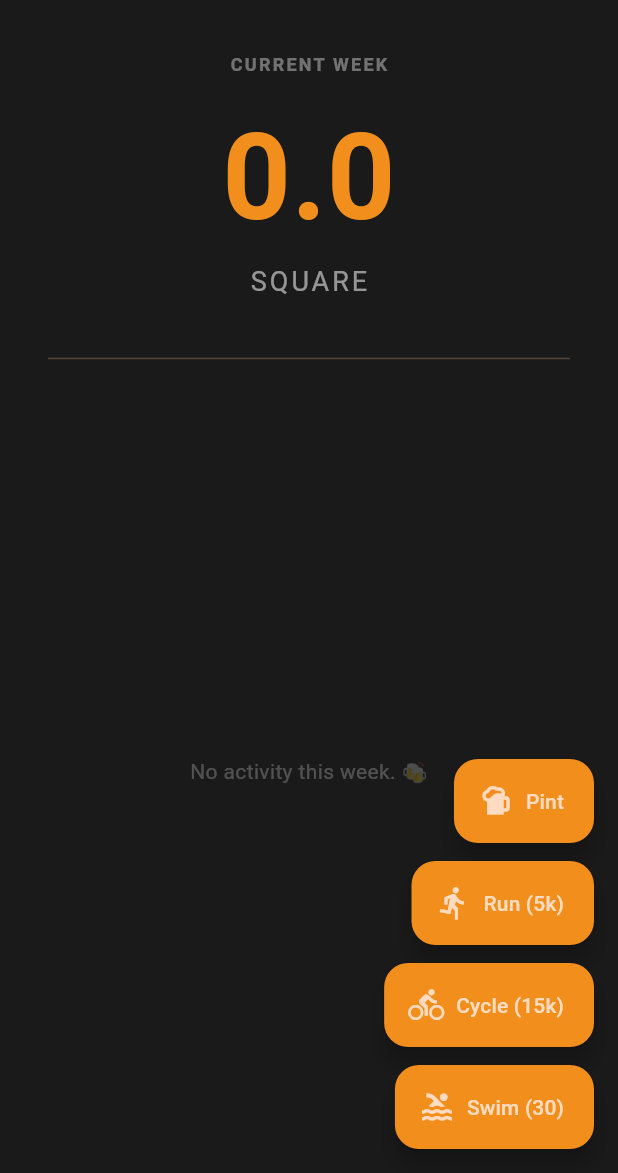
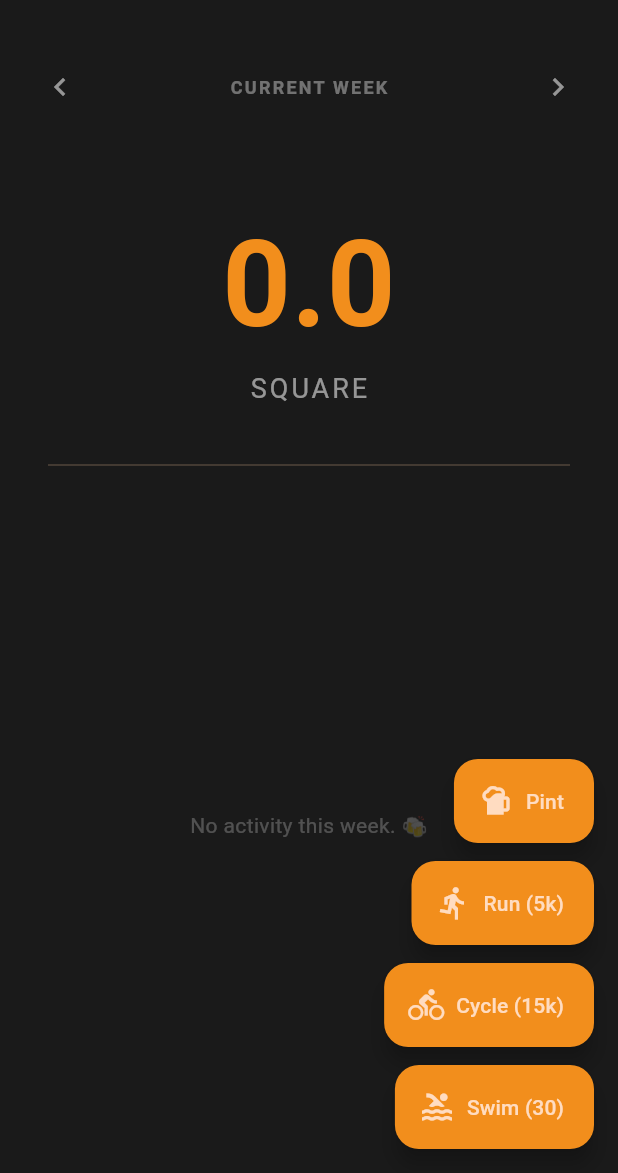
Before and after one commit to jemmy8oy-northstar/earnyourbeers, a Flutter app: the screen it shows after launch, on a phone screen of 412 x 824 dp, the part 63-1236 px from its top. Run offline on Flutter 3.47's test engine with Material 3 defaults, Android fonts, the phone set to English and light mode, and no system bars; our stand-ins replace drift; accounts and stored records are empty; generated files the repository leaves out were written again; statements that could not run were skipped.

Commit message:
Improve UX with weekly swiper feature - arrows to indicate swiping either way

```diff
--- a/lib/ui/screens/dashboard_screen.dart
+++ b/lib/ui/screens/dashboard_screen.dart
@@ -13,17 +13,57 @@ class DashboardScreen extends StatefulWidget {
 }
 
 class _DashboardScreenState extends State<DashboardScreen> {
+  late PageController _pageController;
+  int _currentPageIndex = 0;
+
+  @override
+  void initState() {
+    super.initState();
+    _pageController = PageController();
+  }
+
+  @override
+  void dispose() {
+    _pageController.dispose();
+    super.dispose();
+  }
+
+  void _onPageChanged(int index) {
+    setState(() {
+      _currentPageIndex = index;
+    });
+  }
+
+  void _goNextWeek() {
+    if (_currentPageIndex > 0) {
+      _pageController.previousPage(
+        duration: const Duration(milliseconds: 300),
+        curve: Curves.easeInOut,
+      );
+    }
+  }
+
+  void _goPreviousWeek() {
+    _pageController.nextPage(
+      duration: const Duration(milliseconds: 300),
+      curve: Curves.easeInOut,
+    );
+  }
+
   @override
   Widget build(BuildContext context) {
     // Stage 2: Use Weekly Balance logic with Time Travel
     final state = context.watch<AppState>();
 
-    // PageView logic
-    // Index 0 = Current Week
-    // Index 1 = Last Week
-    // ...
-    // We want [Past (1)] [Current (0)], and we show 0. We swipe Right to see 1.
-    // PageView(reverse: true) does exactly this. Index 0 is right-most. Index 1 is to the left.
+    // Calculate Date range for header
+    // Index 0 = Current, Index 1 = Last week
+    final now = state.simulatedNow;
+    final pageNow = now.subtract(Duration(days: 7 * _currentPageIndex));
+    final monday = pageNow.subtract(Duration(days: pageNow.weekday - 1));
+    final dateStr = '${monday.day}/${monday.month}';
+    final headerText = _currentPageIndex == 0
+        ? 'CURRENT WEEK'
+        : 'WEEK OF $dateStr';
 
     return Scaffold(
       appBar: AppBar(
@@ -47,14 +87,49 @@ class _DashboardScreenState extends State<DashboardScreen> {
           ),
         ],
       ),
-      body: PageView.builder(
+      body: Column(
+        children: [
+          // STICKY HEADER
+          Padding(
+            padding: const EdgeInsets.symmetric(vertical: 20, horizontal: 16),
+            child: Row(
+              mainAxisAlignment: MainAxisAlignment.spaceBetween,
+              children: [
+                IconButton(
+                  icon: const Icon(Icons.chevron_left, color: Colors.white54),
+                  onPressed: _goPreviousWeek,
+                  tooltip: 'Previous Week',
+                ),
+                Text(
+                  headerText,
+                  style: const TextStyle(
+                    color: Colors.white38,
+                    letterSpacing: 1.5,
+                    fontSize: 12,
+                    fontWeight: FontWeight.bold,
+                  ),
+                ),
+                IconButton(
+                  icon: const Icon(Icons.chevron_right, color: Colors.white54),
+                  onPressed: _currentPageIndex > 0 ? _goNextWeek : null,
+                  tooltip: 'Next Week',
+                  color: _currentPageIndex > 0
+                      ? Colors.white54
+                      : Colors.transparent, // Hide if disabled
+                ),
+              ],
+            ),
+          ),
+
+          Expanded(
+            child: PageView.builder(
+              controller: _pageController,
               reverse: true, // Allows swiping Right to see "Past" (Index 1)
+              onPageChanged: _onPageChanged,
               itemBuilder: (context, index) {
                 // Index 0 = Current, Index 1 = Last week, etc.
                 final weekOffset = index;
                 // Calculate "Now" for this specific page
-          // If index is 0, we use state.simulatedNow
-          // If index is 1, we subtract 7 days
                 final pageNow = state.simulatedNow.subtract(
                   Duration(days: 7 * weekOffset),
                 );
@@ -62,11 +137,12 @@ class _DashboardScreenState extends State<DashboardScreen> {
                 return WeeklyPage(
                   weekOffset: weekOffset,
                   pageNow: pageNow,
-            key: ValueKey(
-              weekOffset,
-            ), // Key changes when offset changes? No, key should be stable for offset.
+                  key: ValueKey(weekOffset),
                 );
               },
+            ),
+          ),
+        ],
       ),
       floatingActionButtonLocation: FloatingActionButtonLocation.endFloat,
       floatingActionButton: Column(
@@ -183,27 +259,9 @@ class _WeeklyPageState extends State<WeeklyPage> {
     final activeItem = weeklyLogs.isNotEmpty ? weeklyLogs[0] : null;
     final history = _getHistory(weeklyLogs);
 
-    // Date Header Text
-    final monday = widget.pageNow.subtract(
-      Duration(days: widget.pageNow.weekday - 1),
-    );
-    final dateStr = '${monday.day}/${monday.month}';
-    final headerText = widget.weekOffset == 0
-        ? 'CURRENT WEEK'
-        : 'WEEK OF $dateStr';
-
     return Column(
       children: [
         const SizedBox(height: 20),
-        Text(
-          headerText,
-          style: const TextStyle(
-            color: Colors.white38,
-            letterSpacing: 1.5,
-            fontSize: 12,
-            fontWeight: FontWeight.bold,
-          ),
-        ),
         const SizedBox(height: 10),
         Text(
           balance.toStringAsFixed(1),
```
Also changed, not shown: 2 other files. Lines whose indentation alone changed are shown as unchanged.
